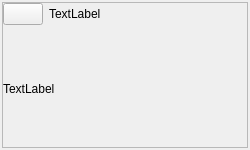
The window that physiolabxr/_ui/NotificationPaneItem.ui (PhysioLabXR/PhysioLabXR-Community) describes before a commit, drawn with Qt 5.
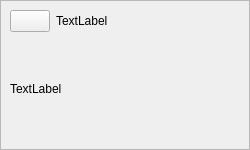
The same window after the commit. Icons and pictures are not drawn.

Commit message: fixed margin for notification pane

Diff of the .ui file:
```diff
--- a/physiolabxr/_ui/NotificationPaneItem.ui
+++ b/physiolabxr/_ui/NotificationPaneItem.ui
@@ -33,16 +33,16 @@
   </property>
   <layout class="QVBoxLayout" name="verticalLayout">
    <property name="leftMargin">
-    <number>2</number>
+    <number>0</number>
    </property>
    <property name="topMargin">
-    <number>2</number>
+    <number>0</number>
    </property>
    <property name="rightMargin">
-    <number>2</number>
+    <number>0</number>
    </property>
    <property name="bottomMargin">
-    <number>2</number>
+    <number>0</number>
    </property>
    <item>
     <widget class="QFrame" name="frame">
@@ -57,16 +57,16 @@
      </property>
      <layout class="QVBoxLayout" name="verticalLayout_3">
       <property name="leftMargin">
-       <number>0</number>
+       <number>9</number>
       </property>
       <property name="topMargin">
-       <number>0</number>
+       <number>9</number>
       </property>
       <property name="rightMargin">
-       <number>0</number>
+       <number>9</number>
       </property>
       <property name="bottomMargin">
-       <number>0</number>
+       <number>9</number>
       </property>
       <item alignment="Qt::AlignTop">
        <widget class="QWidget" name="widget" native="true">
```
The commit also changes 4 other files.
